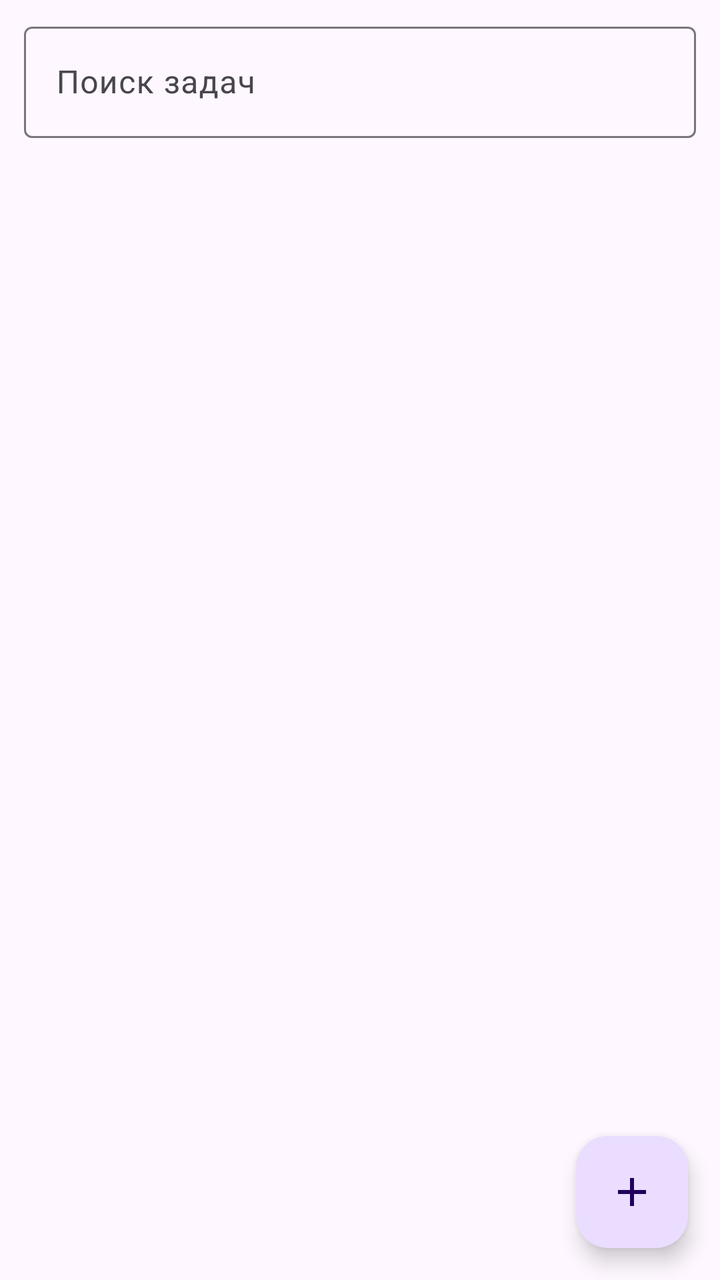
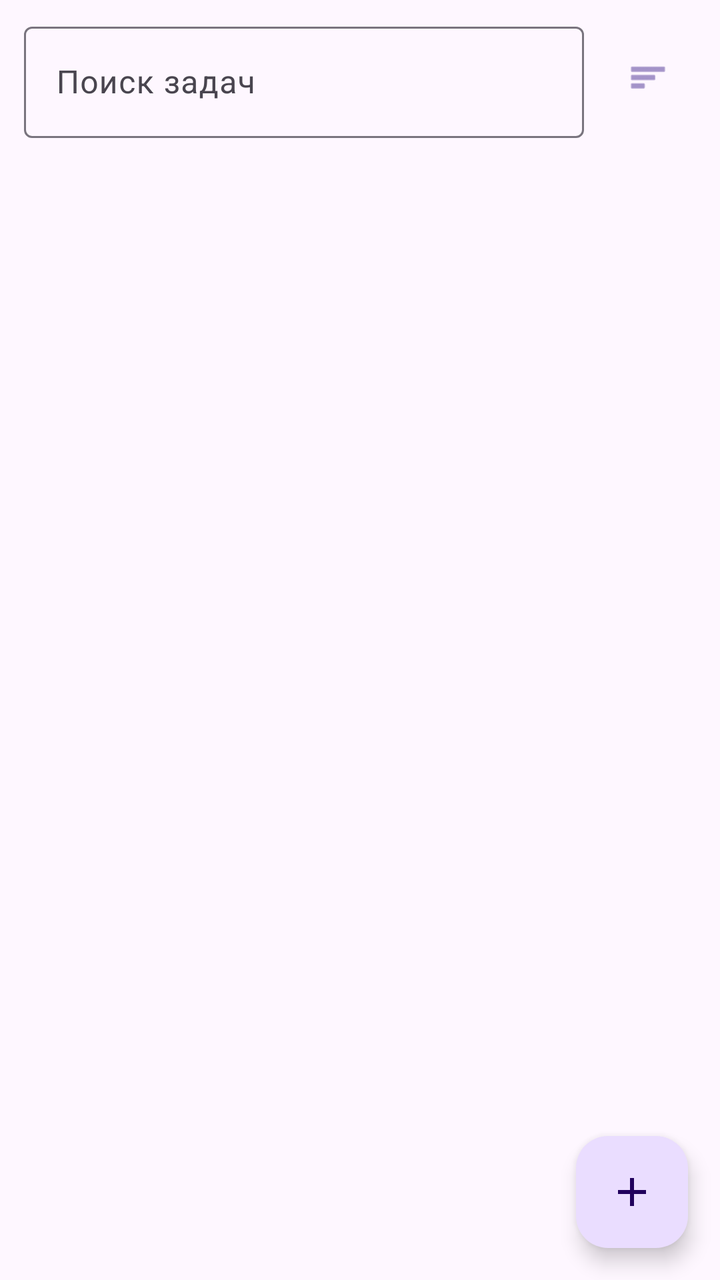

Screens rendered from an Android XML layout before and after an edit, with the pre-edit source and the edit as a unified diff.
<!-- AndroidManifest.xml: application theme Theme.Todo -->
<!-- res/layout/fragment_task_list.xml -->
<?xml version="1.0" encoding="utf-8"?>
<androidx.constraintlayout.widget.ConstraintLayout xmlns:android="http://schemas.android.com/apk/res/android"
    xmlns:app="http://schemas.android.com/apk/res-auto"
    xmlns:tools="http://schemas.android.com/tools"
    android:layout_width="match_parent"
    android:layout_height="match_parent"
    tools:context=".presentation.list.TaskListFragment">

    
    <com.google.android.material.textfield.TextInputLayout
        android:id="@+id/searchInputLayout"
        android:layout_width="0dp"
        android:layout_height="wrap_content"
        android:layout_marginHorizontal="12dp"
        android:layout_marginTop="8dp"
        android:hint="Поиск задач"
        app:endIconMode="clear_text"
        app:layout_constraintEnd_toEndOf="parent"
        app:layout_constraintStart_toStartOf="parent"
        app:layout_constraintTop_toTopOf="parent">

        <com.google.android.material.textfield.TextInputEditText
            android:id="@+id/searchInput"
            android:layout_width="match_parent"
            android:layout_height="wrap_content"
            android:imeOptions="actionSearch"
            android:inputType="text"
            android:maxLines="1" />

    </com.google.android.material.textfield.TextInputLayout>

    
    <androidx.recyclerview.widget.RecyclerView
        android:id="@+id/tasksRecyclerView"
        android:layout_width="0dp"
        android:layout_height="0dp"
        android:clipToPadding="false"
        android:paddingTop="8dp"
        android:paddingBottom="80dp"
        app:layout_constraintBottom_toBottomOf="parent"
        app:layout_constraintEnd_toEndOf="parent"
        app:layout_constraintStart_toStartOf="parent"
        app:layout_constraintTop_toBottomOf="@id/searchInputLayout"
        tools:listitem="@layout/item_task" />

    
    <TextView
        android:id="@+id/emptyText"
        android:layout_width="wrap_content"
        android:layout_height="wrap_content"
        android:text="Нет задач. Добавьте первую!"
        android:textSize="16sp"
        android:visibility="gone"
        app:layout_constraintBottom_toBottomOf="parent"
        app:layout_constraintEnd_toEndOf="parent"
        app:layout_constraintStart_toStartOf="parent"
        app:layout_constraintTop_toTopOf="parent"
        tools:visibility="visible" />

    
    <ProgressBar
        android:id="@+id/progressBar"
        android:layout_width="wrap_content"
        android:layout_height="wrap_content"
        android:visibility="gone"
        app:layout_constraintBottom_toBottomOf="parent"
        app:layout_constraintEnd_toEndOf="parent"
        app:layout_constraintStart_toStartOf="parent"
        app:layout_constraintTop_toTopOf="parent"
        tools:visibility="visible" />

    
    <com.google.android.material.floatingactionbutton.FloatingActionButton
        android:id="@+id/addTaskFab"
        android:layout_width="wrap_content"
        android:layout_height="wrap_content"
        android:layout_margin="16dp"
        android:layout_marginBottom="80dp"
        android:contentDescription="Добавить задачу"
        android:src="@drawable/ic_add"
        app:layout_constraintBottom_toBottomOf="parent"
        app:layout_constraintEnd_toEndOf="parent" />

</androidx.constraintlayout.widget.ConstraintLayout>
<!-- res/layout/item_task.xml (included above) -->
<?xml version="1.0" encoding="utf-8"?>
<androidx.cardview.widget.CardView xmlns:android="http://schemas.android.com/apk/res/android"
    xmlns:app="http://schemas.android.com/apk/res-auto"
    android:layout_width="match_parent"
    android:layout_height="wrap_content"
    android:layout_marginHorizontal="12dp"
    android:layout_marginVertical="6dp"
    app:cardCornerRadius="12dp"
    app:cardElevation="2dp">

    <androidx.constraintlayout.widget.ConstraintLayout
        android:layout_width="match_parent"
        android:layout_height="wrap_content"
        android:padding="12dp">

        
        <View
            android:id="@+id/priorityIndicator"
            android:layout_width="6dp"
            android:layout_height="0dp"
            android:background="#FFC107"
            app:layout_constraintBottom_toBottomOf="@id/titleText"
            app:layout_constraintStart_toStartOf="parent"
            app:layout_constraintTop_toTopOf="@id/titleText" />

        
        <TextView
            android:id="@+id/titleText"
            android:layout_width="0dp"
            android:layout_height="wrap_content"
            android:layout_marginStart="10dp"
            android:ellipsize="end"
            android:maxLines="1"
            android:text="Название задачи"
            android:textColor="?android:attr/textColorPrimary"
            android:textSize="16sp"
            android:textStyle="bold"
            app:layout_constraintEnd_toStartOf="@id/completedCheckbox"
            app:layout_constraintStart_toEndOf="@id/priorityIndicator"
            app:layout_constraintTop_toTopOf="parent" />

        
        <CheckBox
            android:id="@+id/completedCheckbox"
            android:layout_width="wrap_content"
            android:layout_height="wrap_content"
            app:layout_constraintBottom_toBottomOf="@id/titleText"
            app:layout_constraintEnd_toEndOf="parent"
            app:layout_constraintTop_toTopOf="@id/titleText" />

        
        <TextView
            android:id="@+id/descriptionText"
            android:layout_width="0dp"
            android:layout_height="wrap_content"
            android:layout_marginStart="10dp"
            android:layout_marginTop="4dp"
            android:ellipsize="end"
            android:maxLines="2"
            android:text="Описание задачи"
            android:textColor="?android:attr/textColorSecondary"
            android:textSize="14sp"
            app:layout_constraintEnd_toEndOf="parent"
            app:layout_constraintStart_toEndOf="@id/priorityIndicator"
            app:layout_constraintTop_toBottomOf="@id/titleText" />

        
        <TextView
            android:id="@+id/dueDateText"
            android:layout_width="0dp"
            android:layout_height="wrap_content"
            android:layout_marginStart="10dp"
            android:layout_marginTop="6dp"
            android:text="01.01.2026 12:00"
            android:textColor="?android:attr/textColorSecondary"
            android:textSize="12sp"
            app:layout_constraintBottom_toBottomOf="parent"
            app:layout_constraintEnd_toEndOf="parent"
            app:layout_constraintStart_toEndOf="@id/priorityIndicator"
            app:layout_constraintTop_toBottomOf="@id/descriptionText" />

    </androidx.constraintlayout.widget.ConstraintLayout>

</androidx.cardview.widget.CardView>
<!-- resources referenced by this layout -->
<resources>
  <!-- drawable ic_add (drawable) -->
  <vector xmlns:android="http://schemas.android.com/apk/res/android"
      android:width="24dp"
      android:height="24dp"
      android:viewportWidth="960"
      android:viewportHeight="960"
      android:tint="?attr/colorControlNormal">
    <path
        android:fillColor="@android:color/white"
        android:pathData="M440,520L200,520L200,440L440,440L440,200L520,200L520,440L760,440L760,520L520,520L520,760L440,760L440,520Z"/>
  </vector>
  <style name="Theme.Todo" parent="Base.Theme.Todo" />
  <style name="Base.Theme.Todo" parent="Theme.Material3.DayNight.NoActionBar">
          
          
      </style>
</resources>

<!-- the commit's change to res/layout/fragment_task_list.xml (unified diff, before → after) -->
@@ -11,11 +11,12 @@
         android:id="@+id/searchInputLayout"
         android:layout_width="0dp"
         android:layout_height="wrap_content"
-        android:layout_marginHorizontal="12dp"
+        android:layout_marginStart="12dp"
         android:layout_marginTop="8dp"
+        android:layout_marginEnd="8dp"
         android:hint="Поиск задач"
         app:endIconMode="clear_text"
-        app:layout_constraintEnd_toEndOf="parent"
+        app:layout_constraintEnd_toStartOf="@id/sortButton"
         app:layout_constraintStart_toStartOf="parent"
         app:layout_constraintTop_toTopOf="parent">
 
@@ -28,6 +29,19 @@
             android:maxLines="1" />
 
     </com.google.android.material.textfield.TextInputLayout>
+
+    
+    <com.google.android.material.button.MaterialButton
+        android:id="@+id/sortButton"
+        style="@style/Widget.Material3.Button.IconButton"
+        android:layout_width="wrap_content"
+        android:layout_height="wrap_content"
+        android:layout_marginEnd="12dp"
+        android:contentDescription="Сортировка"
+        app:icon="@android:drawable/ic_menu_sort_by_size"
+        app:layout_constraintBottom_toBottomOf="@id/searchInputLayout"
+        app:layout_constraintEnd_toEndOf="parent"
+        app:layout_constraintTop_toTopOf="@id/searchInputLayout" />
 
     
     <androidx.recyclerview.widget.RecyclerView
